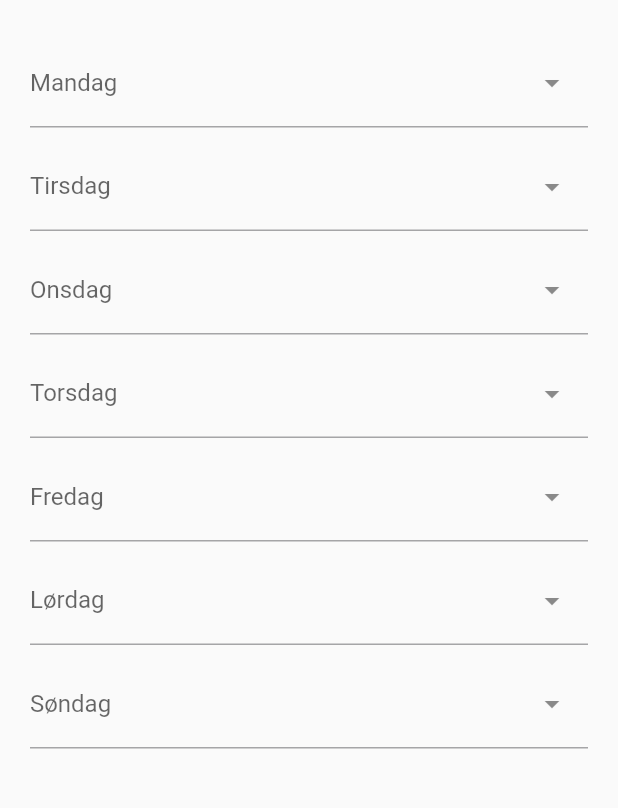
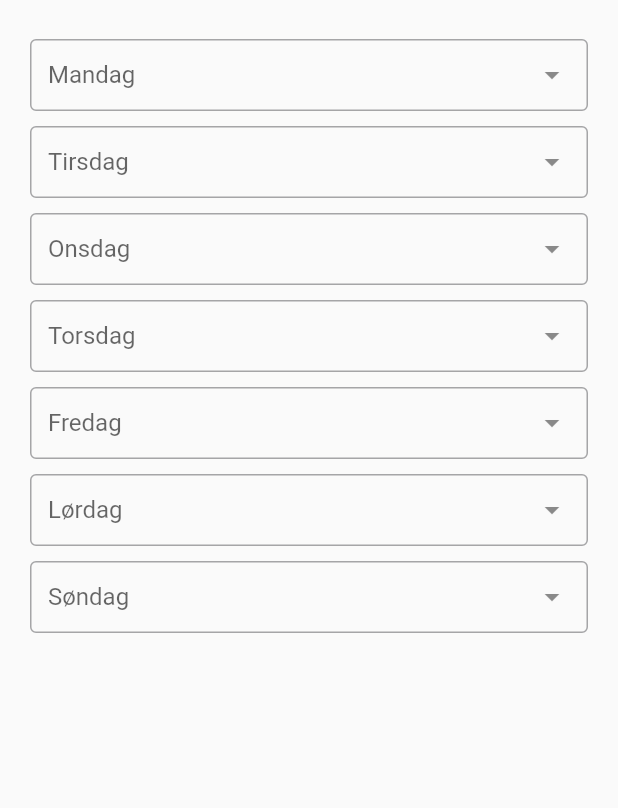
Before and after one commit to matjoerg/madplan_app, a Flutter app: the PlannerScreen screen opened directly, after a tap on "Opret", on a phone screen of 412 x 824 dp, the part 66-874 px from its top. Run offline on Flutter 3.47's test engine with Material 2 defaults, Android fonts, the phone set to English and light mode, and no system bars; drawn by our look-alikes of dropdown_search; our stand-ins replace bloc, equatable, flutter_bloc, modal_bottom_sheet.

Commit message:
Add grocery list bloc logic

```diff
--- a/lib/blocs/grocery_list/grocery_list_bloc.dart
+++ b/lib/blocs/grocery_list/grocery_list_bloc.dart
@@ -1,14 +1,29 @@
 import 'package:bloc/bloc.dart';
 import 'package:equatable/equatable.dart';
+import 'package:madplan_app/models/grocery_list.dart';
+import 'package:madplan_app/models/item.dart';
 import 'package:madplan_app/models/meal_plan.dart';
 
 part 'grocery_list_event.dart';
 part 'grocery_list_state.dart';
 
 class GroceryListBloc extends Bloc<GroceryListEvent, GroceryListState> {
-  GroceryListBloc() : super(GroceryListInitial()) {
-    on<GroceryListEvent>((event, emit) {
-      // TODO: implement event handler
+  GroceryListBloc() : super(GroceryListLoaded(groceryList: GroceryList.empty())) {
+    on<GroceryListCreated>((event, emit) {
+      emit(GroceryListLoaded(
+        groceryList: GroceryList(
+          items: {
+            "Frugt og grønt": [
+              Item(name: "Kartofler", category: "Frugt og grønt"),
+              Item(name: "Bananer", category: "Frugt og grønt"),
+            ],
+            "Kolonial": [
+              Item(name: "Havregryn", category: "Kolonial"),
+              Item(name: "Rugbrød", category: "Kolonial"),
+            ]
+          },
+        ),
+      ));
     });
   }
 }
--- a/lib/blocs/grocery_list/grocery_list_state.dart
+++ b/lib/blocs/grocery_list/grocery_list_state.dart
@@ -7,4 +7,11 @@ abstract class GroceryListState extends Equatable {
   List<Object> get props => [];
 }
 
-class GroceryListInitial extends GroceryListState {}
+class GroceryListLoaded extends GroceryListState {
+  final GroceryList groceryList;
+
+  const GroceryListLoaded({required this.groceryList});
+
+  @override
+  List<Object> get props => [groceryList];
+}
--- a/lib/main.dart
+++ b/lib/main.dart
@@ -1,7 +1,10 @@
 import 'package:flutter/cupertino.dart';
 import 'package:flutter/material.dart';
+import 'package:flutter_bloc/flutter_bloc.dart';
 import 'package:flutter_localizations/flutter_localizations.dart';
 import 'package:madplan_app/screens/home_screen.dart';
+
+import 'blocs/grocery_list/grocery_list_bloc.dart';
 
 void main() {
   runApp(MyApp());
@@ -10,7 +13,9 @@ void main() {
 class MyApp extends StatelessWidget {
   @override
   Widget build(BuildContext context) {
-    return CupertinoApp(
+    return MultiBlocProvider(
+      providers: blocProviderList,
+      child: CupertinoApp(
         theme: CupertinoThemeData(
           brightness: Brightness.light,
         ),
@@ -20,6 +25,13 @@ class MyApp extends StatelessWidget {
           GlobalCupertinoLocalizations.delegate,
         ],
         home: HomeScreen(),
+      ),
     );
   }
 }
+
+final List<BlocProvider> blocProviderList = [
+  BlocProvider<GroceryListBloc>(
+    create: (BuildContext context) => GroceryListBloc(),
+  ),
+];
--- /dev/null
+++ b/lib/models/grocery_list.dart
@@ -0,0 +1,12 @@
+import 'models.dart';
+
+class GroceryList {
+  Map<String, List<Item>> items;
+  MealPlan? mealPlan;
+
+  GroceryList({required this.items, this.mealPlan});
+
+  factory GroceryList.empty() {
+    return GroceryList(items: Map());
+  }
+}
--- a/lib/models/meal_plan.dart
+++ b/lib/models/meal_plan.dart
@@ -32,4 +32,12 @@ class MealPlan {
       meals[weekday]?.sideDishName = dishName;
     }
   }
+
+  Meal? get monday => meals[Weekday.monday];
+  Meal? get tuesday => meals[Weekday.tuesday];
+  Meal? get wednesday => meals[Weekday.wednesday];
+  Meal? get thursday => meals[Weekday.thursday];
+  Meal? get friday => meals[Weekday.friday];
+  Meal? get saturday => meals[Weekday.saturday];
+  Meal? get sunday => meals[Weekday.sunday];
 }
--- a/lib/models/models.dart
+++ b/lib/models/models.dart
@@ -1,4 +1,5 @@
 export './dish.dart';
+export './grocery_list.dart';
 export './item.dart';
 export './meal.dart';
 export './meal_plan.dart';
--- a/lib/screens/grocery_list_screen.dart
+++ b/lib/screens/grocery_list_screen.dart
@@ -1,4 +1,6 @@
 import 'package:flutter/cupertino.dart';
+import 'package:flutter_bloc/flutter_bloc.dart';
+import 'package:madplan_app/blocs/grocery_list/grocery_list_bloc.dart';
 import 'package:madplan_app/constants/pixels.dart';
 
 import 'screens.dart';
@@ -15,18 +17,28 @@ class ListScreen extends StatelessWidget {
         ),
         SliverPadding(
           padding: EdgeInsets.all(Pixels.defaultMargin),
-          sliver: SliverList(
-            delegate: SliverChildListDelegate.fixed(
-              _buildListCategories(),
-            ),
+          sliver: BlocBuilder<GroceryListBloc, GroceryListState>(
+            builder: (context, state) {
+              if (state is GroceryListLoaded) {
+                return SliverList(
+                  delegate: SliverChildListDelegate.fixed(
+                    _buildGroceryList(state),
+                  ),
+                );
+              }
+              return Container();
+            },
           ),
         ),
       ],
     );
   }
 
-  List<Widget> _buildListCategories() {
+  List<Widget> _buildGroceryList(GroceryListLoaded state) {
     List<Widget> categories = [];
+    state.groceryList.items.forEach((key, value) {
+      categories.add(Text(key));
+    });
     return categories;
   }
 }
--- a/lib/screens/planner_screen.dart
+++ b/lib/screens/planner_screen.dart
@@ -1,6 +1,8 @@
 import 'package:dropdown_search/dropdown_search.dart';
 import 'package:flutter/cupertino.dart';
 import 'package:flutter/material.dart';
+import 'package:flutter_bloc/flutter_bloc.dart';
+import 'package:madplan_app/blocs/grocery_list/grocery_list_bloc.dart';
 import 'package:madplan_app/components/search_decoration.dart';
 import 'package:madplan_app/constants/pixels.dart';
 import 'package:madplan_app/constants/week_day.dart';
@@ -28,7 +30,9 @@ class _PlannerScreenState extends State<PlannerScreen> {
         ),
         trailing: TextButton(
           child: Text('Opret'),
-          onPressed: () {},
+          onPressed: () {
+            BlocProvider.of<GroceryListBloc>(context).add(GroceryListCreated(mealPlan: MealPlan()));
+          },
         ),
         middle: Text(ScreenConstants.planner.title),
       ),
@@ -72,7 +76,9 @@ class _PlannerScreenState extends State<PlannerScreen> {
       mode: Mode.DIALOG,
       showSearchBox: true,
       searchFieldProps: TextFieldProps(decoration: SearchDecoration()),
-      dropdownSearchDecoration: InputDecoration(labelText: weekday, hintText: "Vælg en ret"),
+      //dropdownSearchDecoration: InputDecoration(labelText: weekday, hintText: "Vælg en ret"),
+      label: weekday,
+      hint: "Vælg en ret",
       showClearButton: true,
       showSelectedItems: true,
       items: ["Ret", "Retteret", "Ret med ret"],
```
Also changed, not shown: lib/blocs/grocery_list/grocery_list_event.dart (+18 -0 lines). Lines whose indentation alone changed are shown as unchanged.
